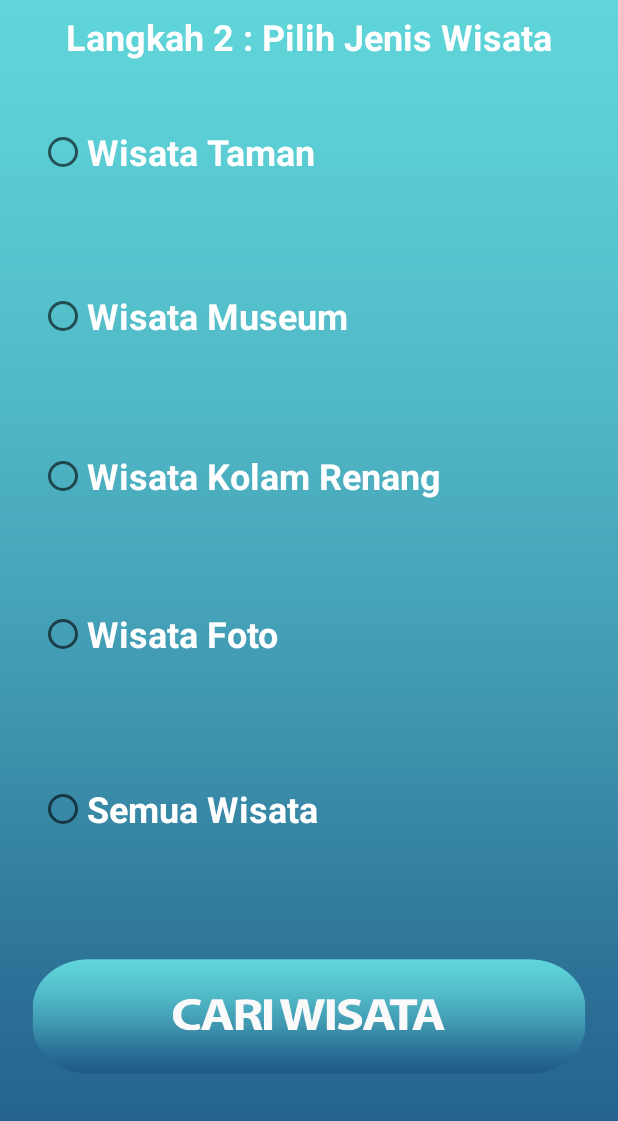
After one commit to rickyirfandi/Cari-Wisata-Malang-Kota, an Android app: the JenisWisataActivity screen opened directly, with no data from a screen before it, on a phone screen of 412 x 824 dp. The commit adds this screen. Shown: the top 1121 px of the screen. Run offline under Robolectric (Android 15) with nearby library versions, the phone set to English and light mode, and no system bars.

Commit message:
JenisWisataActivity
sedikit tambahan sebelum tidur, ini sudah jam 1 malam dan aku masih ngoding :anguished:

```diff
--- a/Application/app/src/main/AndroidManifest.xml
+++ b/Application/app/src/main/AndroidManifest.xml
@@ -20,7 +20,8 @@
             </intent-filter>
         </activity>
         <activity android:name=".MenuActivity" />
-        <activity android:name=".BobotActivity"></activity>
+        <activity android:name=".BobotActivity" />
+        <activity android:name=".JenisWisataActivity"></activity>
     </application>
 
 </manifest>
--- a/Application/app/src/main/java/id/rickyirfandi/cariwisata/BobotActivity.java
+++ b/Application/app/src/main/java/id/rickyirfandi/cariwisata/BobotActivity.java
@@ -1,5 +1,6 @@
 package id.rickyirfandi.cariwisata;
 
+import android.content.Intent;
 import android.support.v7.app.AppCompatActivity;
 import android.os.Bundle;
 import android.view.View;
@@ -10,7 +11,8 @@ public class BobotActivity extends AppCompatActivity {
 private TextView txt_jarak, txt_harga, txt_rating, txt_review;
 private ImageButton btn_rendah_jarak, btn_rendah_harga, btn_rendah_rating,  btn_rendah_review,
                     btn_sedang_jarak, btn_sedang_harga, btn_sedang_rating, btn_sedang_review,
-                    btn_tinggi_jarak, btn_tinggi_harga, btn_tinggi_rating, btn_tinggi_review;
+                    btn_tinggi_jarak, btn_tinggi_harga, btn_tinggi_rating, btn_tinggi_review,
+                    btn_selanjutnya;
 final int BOBOT_RENDAH = 2;
 final int BOBOT_SEDANG = 5;
 final int BOBOT_TINGGI = 9;
@@ -37,6 +39,8 @@ final int BOBOT_TINGGI = 9;
         btn_tinggi_harga= findViewById(R.id.btn_tinggi_harga);
         btn_tinggi_rating = findViewById(R.id.btn_tinggi_rating);
         btn_tinggi_review = findViewById(R.id.btn_tinggi_review);
+
+        btn_selanjutnya = findViewById(R.id.btn_selanjutnya);
 
         btn_rendah_jarak.setOnClickListener(new View.OnClickListener() {
             @Override
@@ -122,5 +126,12 @@ final int BOBOT_TINGGI = 9;
                 txt_review.setText("Review : TINGGI");
             }
         });
+        btn_selanjutnya.setOnClickListener(new View.OnClickListener() {
+            @Override
+            public void onClick(View v) {
+                Intent intent = new Intent(BobotActivity.this,JenisWisataActivity.class);
+                startActivity(intent);
+            }
+        });
     }
 }
--- /dev/null
+++ b/Application/app/src/main/java/id/rickyirfandi/cariwisata/JenisWisataActivity.java
@@ -0,0 +1,69 @@
+package id.rickyirfandi.cariwisata;
+
+import android.support.v7.app.AppCompatActivity;
+import android.os.Bundle;
+import android.view.View;
+import android.widget.RadioButton;
+
+public class JenisWisataActivity extends AppCompatActivity {
+RadioButton rd_taman, rd_museum, rd_kolam, rd_foto, rd_semua;
+    @Override
+    protected void onCreate(Bundle savedInstanceState) {
+        super.onCreate(savedInstanceState);
+        setContentView(R.layout.activity_jenis_wisata);
+
+        rd_taman = findViewById(R.id.rd_taman);
+        rd_museum = findViewById(R.id.rd_museum);
+        rd_kolam = findViewById(R.id.rd_kolam);
+        rd_foto = findViewById(R.id.rd_foto);
+        rd_semua = findViewById(R.id.rd_semua);
+
+        rd_taman.setOnClickListener(new View.OnClickListener() {
+            @Override
+            public void onClick(View v) {
+                resetChecked();
+                rd_taman.setChecked(true);
+            }
+        });
+
+        rd_museum.setOnClickListener(new View.OnClickListener() {
+            @Override
+            public void onClick(View v) {
+                resetChecked();
+                rd_museum.setChecked(true);
+            }
+        });
+
+        rd_kolam.setOnClickListener(new View.OnClickListener() {
+            @Override
+            public void onClick(View v) {
+                resetChecked();
+                rd_kolam.setChecked(true);
+            }
+        });
+
+        rd_foto.setOnClickListener(new View.OnClickListener() {
+            @Override
+            public void onClick(View v) {
+                resetChecked();
+                rd_foto.setChecked(true);
+            }
+        });
+
+        rd_semua.setOnClickListener(new View.OnClickListener() {
+            @Override
+            public void onClick(View v) {
+                resetChecked();
+                rd_semua.setChecked(true);
+            }
+        });
+    }
+
+    private void resetChecked(){
+        rd_taman.setChecked(false);
+        rd_museum.setChecked(false);
+        rd_kolam.setChecked(false);
+        rd_foto.setChecked(false);
+        rd_semua.setChecked(false);
+    }
+}
--- a/Application/app/src/main/res/layout/activity_bobot.xml
+++ b/Application/app/src/main/res/layout/activity_bobot.xml
@@ -279,6 +279,7 @@
     </LinearLayout>
 
     <LinearLayout
+        android:id="@+id/linearLayout"
         android:layout_width="match_parent"
         android:layout_height="146dp"
         android:layout_marginStart="8dp"
@@ -363,4 +364,23 @@
                 app:srcCompat="@drawable/tombol_tinggi" />
         </LinearLayout>
     </LinearLayout>
+
+    <ImageButton
+        android:id="@+id/btn_selanjutnya"
+        android:layout_width="wrap_content"
+        android:layout_height="99dp"
+        android:layout_marginStart="24dp"
+        android:layout_marginTop="8dp"
+        android:layout_marginEnd="24dp"
+        android:background="@android:color/background_light"
+        android:paddingLeft="20dp"
+        android:paddingTop="10dp"
+        android:paddingRight="20dp"
+        android:paddingBottom="10dp"
+        android:scaleType="fitXY"
+        app:layout_constraintEnd_toEndOf="parent"
+        app:layout_constraintHorizontal_bias="0.493"
+        app:layout_constraintStart_toStartOf="parent"
+        app:layout_constraintTop_toBottomOf="@+id/linearLayout"
+        app:srcCompat="@drawable/tombol_selanjutnya" />
 </android.support.constraint.ConstraintLayout>
--- /dev/null
+++ b/Application/app/src/main/res/layout/activity_jenis_wisata.xml
@@ -0,0 +1,141 @@
+<?xml version="1.0" encoding="utf-8"?>
+<android.support.constraint.ConstraintLayout xmlns:android="http://schemas.android.com/apk/res/android"
+    xmlns:app="http://schemas.android.com/apk/res-auto"
+    xmlns:tools="http://schemas.android.com/tools"
+    android:layout_width="match_parent"
+    android:layout_height="match_parent"
+    android:background="@drawable/splash_bg"
+    tools:context=".JenisWisataActivity">
+
+    <TextView
+        android:id="@+id/textView2"
+        android:layout_width="wrap_content"
+        android:layout_height="wrap_content"
+        android:layout_marginStart="8dp"
+        android:layout_marginTop="8dp"
+        android:layout_marginEnd="8dp"
+        android:text="Langkah 2 : Pilih Jenis Wisata"
+        android:textColor="@android:color/background_light"
+        android:textSize="24sp"
+        android:textStyle="bold"
+        app:layout_constraintEnd_toEndOf="parent"
+        app:layout_constraintStart_toStartOf="parent"
+        app:layout_constraintTop_toTopOf="parent" />
+
+    <RadioButton
+        android:id="@+id/rd_taman"
+        android:layout_width="370dp"
+        android:layout_height="69dp"
+        android:layout_marginStart="8dp"
+        android:layout_marginTop="8dp"
+        android:layout_marginEnd="8dp"
+        android:layout_marginBottom="8dp"
+        android:text="Wisata Taman"
+        android:textColor="@android:color/background_light"
+        android:textSize="24sp"
+        android:textStyle="bold"
+        app:layout_constraintBottom_toBottomOf="parent"
+        app:layout_constraintEnd_toEndOf="parent"
+        app:layout_constraintHorizontal_bias="0.68"
+        app:layout_constraintStart_toStartOf="parent"
+        app:layout_constraintTop_toTopOf="parent"
+        app:layout_constraintVertical_bias="0.079" />
+
+    <RadioButton
+        android:id="@+id/rd_museum"
+        android:layout_width="370dp"
+        android:layout_height="69dp"
+        android:layout_marginStart="8dp"
+        android:layout_marginTop="8dp"
+        android:layout_marginEnd="8dp"
+        android:layout_marginBottom="8dp"
+        android:text="Wisata Museum"
+        android:textColor="@android:color/background_light"
+        android:textSize="24sp"
+        android:textStyle="bold"
+        app:layout_constraintBottom_toBottomOf="parent"
+        app:layout_constraintEnd_toEndOf="parent"
+        app:layout_constraintHorizontal_bias="0.68"
+        app:layout_constraintStart_toStartOf="parent"
+        app:layout_constraintTop_toTopOf="parent"
+        app:layout_constraintVertical_bias="0.227" />
+
+    <RadioButton
+        android:id="@+id/rd_kolam"
+        android:layout_width="370dp"
+        android:layout_height="69dp"
+        android:layout_marginStart="8dp"
+        android:layout_marginTop="8dp"
+        android:layout_marginEnd="8dp"
+        android:layout_marginBottom="8dp"
+        android:text="Wisata Kolam Renang"
+        android:textColor="@android:color/background_light"
+        android:textSize="24sp"
+        android:textStyle="bold"
+        app:layout_constraintBottom_toBottomOf="parent"
+        app:layout_constraintEnd_toEndOf="parent"
+        app:layout_constraintHorizontal_bias="0.68"
+        app:layout_constraintStart_toStartOf="parent"
+        app:layout_constraintTop_toTopOf="parent"
+        app:layout_constraintVertical_bias="0.372" />
+
+    <RadioButton
+        android:id="@+id/rd_foto"
+        android:layout_width="370dp"
+        android:layout_height="69dp"
+        android:layout_marginStart="8dp"
+        android:layout_marginTop="8dp"
+        android:layout_marginEnd="8dp"
+        android:layout_marginBottom="8dp"
+        android:text="Wisata Foto"
+        android:textColor="@android:color/background_light"
+        android:textSize="24sp"
+        android:textStyle="bold"
+        app:layout_constraintBottom_toBottomOf="parent"
+        app:layout_constraintEnd_toEndOf="parent"
+        app:layout_constraintHorizontal_bias="0.68"
+        app:layout_constraintStart_toStartOf="parent"
+        app:layout_constraintTop_toTopOf="parent"
+        app:layout_constraintVertical_bias="0.514" />
+
+    <RadioButton
+        android:id="@+id/rd_semua"
+        android:layout_width="370dp"
+        android:layout_height="69dp"
+        android:layout_marginStart="8dp"
+        android:layout_marginTop="8dp"
+        android:layout_marginEnd="8dp"
+        android:layout_marginBottom="8dp"
+        android:text="Semua Wisata"
+        android:textColor="@android:color/background_light"
+        android:textSize="24sp"
+        android:textStyle="bold"
+        app:layout_constraintBottom_toBottomOf="parent"
+        app:layout_constraintEnd_toEndOf="parent"
+        app:layout_constraintHorizontal_bias="0.68"
+        app:layout_constraintStart_toStartOf="parent"
+        app:layout_constraintTop_toTopOf="parent"
+        app:layout_constraintVertical_bias="0.672" />
+
+    <ImageButton
+        android:id="@+id/imageButton"
+        android:layout_width="wrap_content"
+        android:layout_height="99dp"
+        android:layout_marginStart="8dp"
+        android:layout_marginTop="8dp"
+        android:layout_marginEnd="8dp"
+        android:layout_marginBottom="8dp"
+        android:background="@android:color/transparent"
+        android:paddingLeft="20dp"
+        android:paddingTop="10dp"
+        android:paddingRight="20dp"
+        android:paddingBottom="10dp"
+        android:scaleType="fitXY"
+        app:layout_constraintBottom_toBottomOf="parent"
+        app:layout_constraintEnd_toEndOf="parent"
+        app:layout_constraintStart_toStartOf="parent"
+        app:layout_constraintTop_toTopOf="parent"
+        app:layout_constraintVertical_bias="0.875"
+        app:srcCompat="@drawable/tombol_carijenis" />
+
+</android.support.constraint.ConstraintLayout>
```
Also changed, not shown: Application/app/src/main/res/drawable/tombol_carijenis.png (added), Application/app/src/main/res/drawable/tombol_selanjutnya.png (added), 2 other files.
